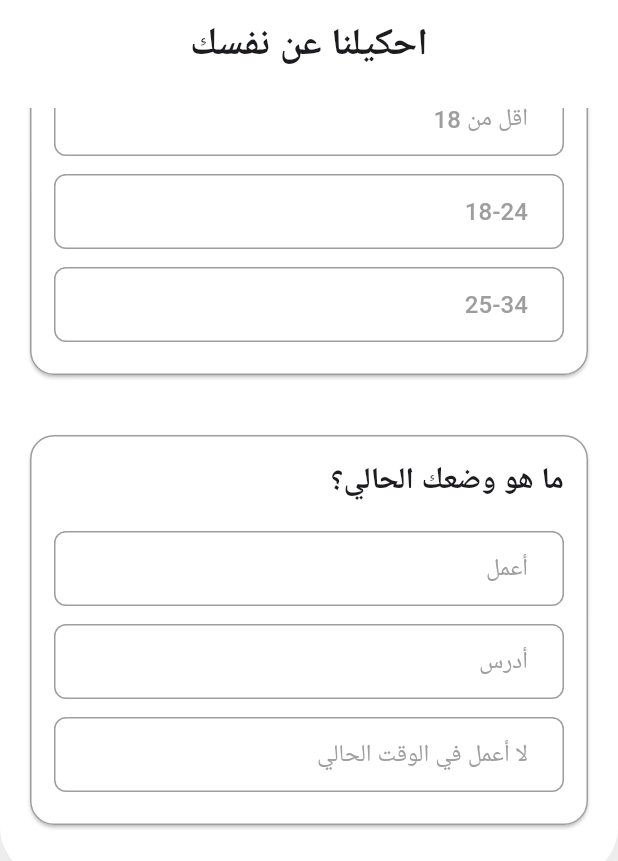
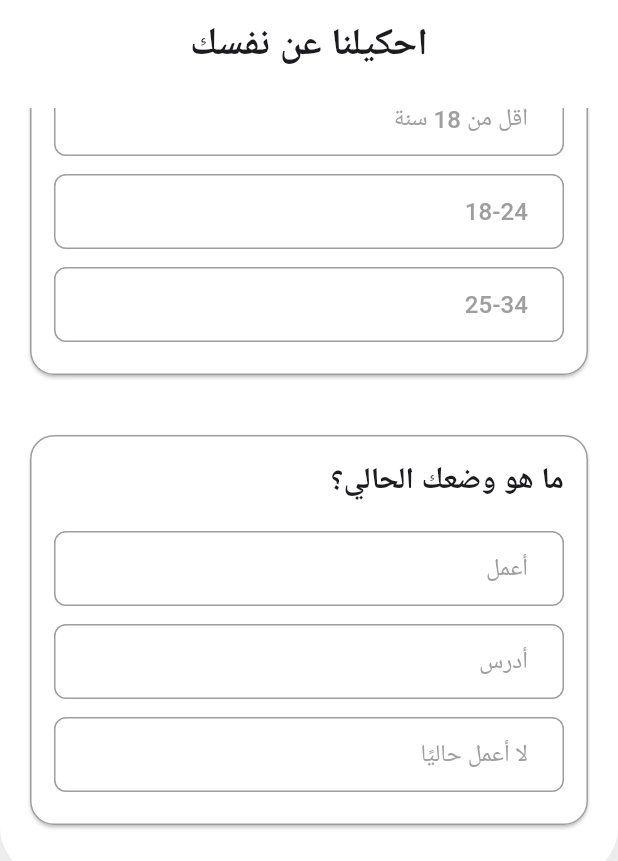
Before and after one commit to shahd-tarek/ArabicCalmletics, a Flutter app: the SurveyScreen screen opened directly, scrolled down 339 dp, on a phone screen of 412 x 824 dp. Shown: the part 198-1059 px from the top of the screen. Run offline on Flutter 3.47's test engine with Material 3 defaults, Android fonts, the phone set to English and light mode, and no system bars; our stand-ins replace get, just_audio, shared_preferences, smooth_page_indicator, syncfusion_flutter_charts, syncfusion_flutter_gauges and 2 more; accounts and stored records are empty.

Commit message:
update survay

```diff
--- a/lib/qustions/survey.dart
+++ b/lib/qustions/survey.dart
@@ -296,12 +296,12 @@ final List<Map<String, dynamic>> surveyData = [
       {
         'id': 2,
         'question': 'ما هو عمرك؟',
-        'options': ['أقل من 18', '18-24', '25-34'],
+        'options': ['أقل من 18 سنة', '18-24', '25-34'],
       },
       {
         'id': 3,
         'question': 'ما هو وضعك الحالي؟',
-        'options': ['أعمل', 'أدرس', 'لا أعمل في الوقت الحالي'],
+        'options': ['أعمل', 'أدرس', 'لا أعمل حاليًا'],
       },
     ],
   },
@@ -313,7 +313,7 @@ final List<Map<String, dynamic>> surveyData = [
         'question': 'كم عدد سنوات الممارسة الرياضية لديك؟',
         'options': [
           'أقل من سنة',
-          'من 1 إلى 3 سنوات',
+          "من سنة إلى 3 سنوات",
           'من 4 إلى 6 سنوات',
           'أكثر من 6 سنوات',
         ],
@@ -321,7 +321,7 @@ final List<Map<String, dynamic>> surveyData = [
       {
         'id': 5,
         'question': 'كم مرة تشعر بالقلق في الأسبوع؟',
-        'options': ['نادرا', 'أحيانا', 'كثيرا', 'دائما'],
+        'options': ['نادرًا', 'أحيانًا', 'كثيرًا', 'دائمًا'],
       },
       {
         'id': 6,
@@ -329,9 +329,9 @@ final List<Map<String, dynamic>> surveyData = [
         'options': [
           'ممتاز',
           'درجة أولي',
-          'درجة تانية',
-          'درجة تالتة',
-          'Not specified',
+          'درجة ثانية',
+          'درجة ثالثة',
+          'غير محدد',
         ],
       },
       {
@@ -341,7 +341,7 @@ final List<Map<String, dynamic>> surveyData = [
           'في الصباح',
           'في المساء',
           'قبل الأحداث المهمة ',
-          'بشكل عشوائي',
+          'عشوائيًا',
         ],
       },
     ],
@@ -364,9 +364,9 @@ final List<Map<String, dynamic>> surveyData = [
         'question': 'كيف تتصرف في الأحداث التي تسبب لك القلق؟',
         'options': [
           'أتجنبها',
-          "لا أتحكم في رد فعلي",
-          "لا أستطيع التفكير"
-              'أطلب المساعدة',
+          "لا أستطيع التحكم في رد فعلي",
+          "لا أستطيع التفكير بوضوح",
+          'أطلب المساعدة'
         ],
       },
       {
@@ -383,9 +383,9 @@ final List<Map<String, dynamic>> surveyData = [
         'id': 11,
         'question': 'ما نوع المحتوى الذي تفضله لدعم الصحة النفسية؟',
         'options': [
-          'فيديوهات تحفيزية',
+          'مقاطع فيديو',
           'تمارين تفاعلية',
-          'القراءة (مقالات)',
+          'قراءة (مقالات)',
           'جلسات إرشادية (بودكاست)',
         ],
       },
@@ -394,8 +394,8 @@ final List<Map<String, dynamic>> surveyData = [
         'question': 'كم من الوقت تقضي في استخدام التطبيقات يوميا؟',
         'options': [
           'من 1 إلى 2 ساعة',
-          'من 3 إلى 4 ساعات',
-          'من 4 إلى 6 ساعات',
+          'من 3 إلى 4 ساعة',
+          'من 4 إلى 6 ساعة',
           'أكثر من 6 ساعات'
         ],
       },
@@ -403,10 +403,10 @@ final List<Map<String, dynamic>> surveyData = [
         'id': 13,
         'question': 'ما مدى راحتك في المواقف الاجتماعية؟',
         'options': [
-          'غير مرتاح تماما',
+          'غير مرتاح على الإطلاق',
           'غير مرتاح',
           'مرتاح',
-          'مرتاح جدا',
+          'مرتاح جدًا',
         ],
       },
       {
```
